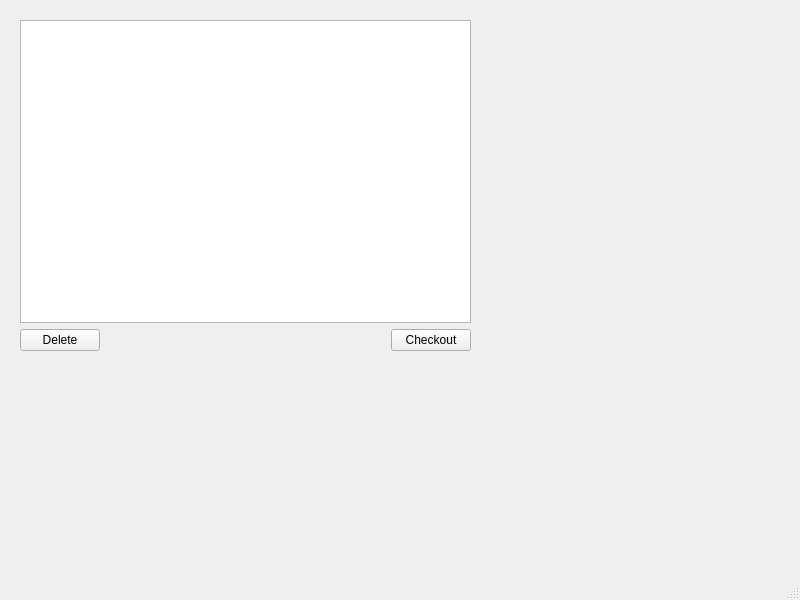
First picture: the form in Project02 - QT Pet Database/src/PetDatabase/cartwindow.ui, repository tonysulfaro/CSE-335-Projects, before the edit.
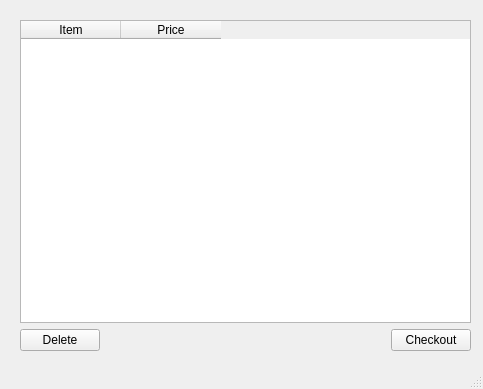
Second picture: the form after the edit.

Patch:
```diff
--- a/Project02 - QT Pet Database/src/PetDatabase/cartwindow.ui
+++ b/Project02 - QT Pet Database/src/PetDatabase/cartwindow.ui
@@ -6,8 +6,8 @@
    <rect>
     <x>0</x>
     <y>0</y>
-    <width>800</width>
-    <height>600</height>
+    <width>483</width>
+    <height>389</height>
    </rect>
   </property>
   <property name="windowTitle">
@@ -25,7 +25,18 @@
     </property>
     <layout class="QVBoxLayout" name="verticalLayout">
      <item>
-      <widget class="QTableWidget" name="tableWidget"/>
+      <widget class="QTableWidget" name="tableWidget">
+       <column>
+        <property name="text">
+         <string>Item</string>
+        </property>
+       </column>
+       <column>
+        <property name="text">
+         <string>Price</string>
+        </property>
+       </column>
+      </widget>
      </item>
      <item>
       <layout class="QHBoxLayout" name="horizontalLayout">
```
Left out of the diff: 2 changed lines with no effect on the pictures.
